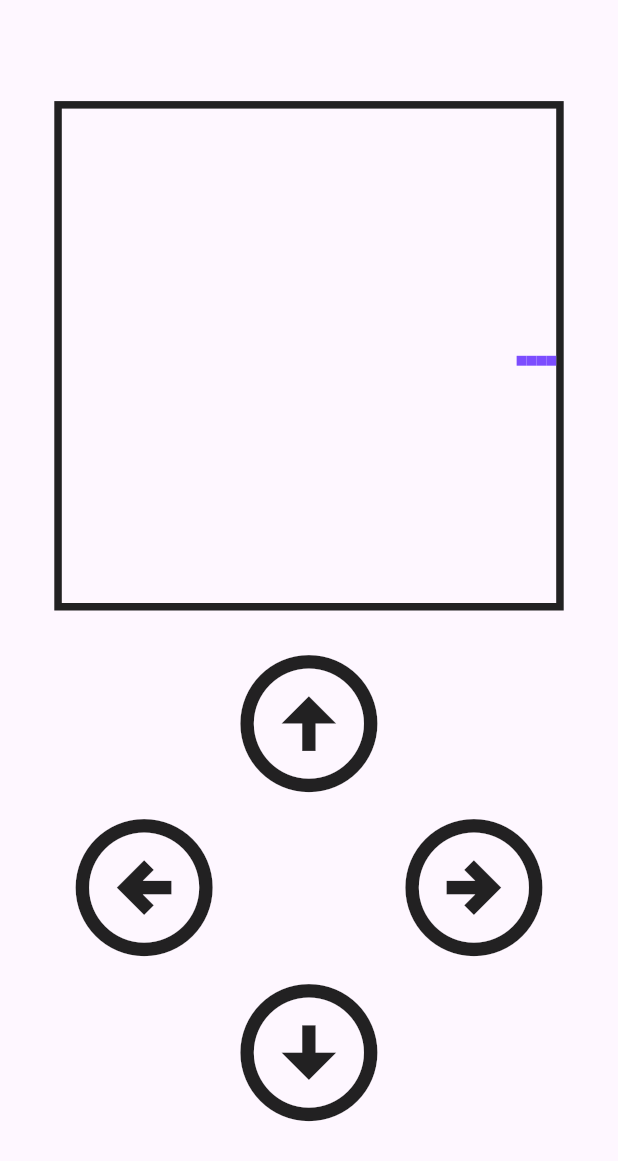
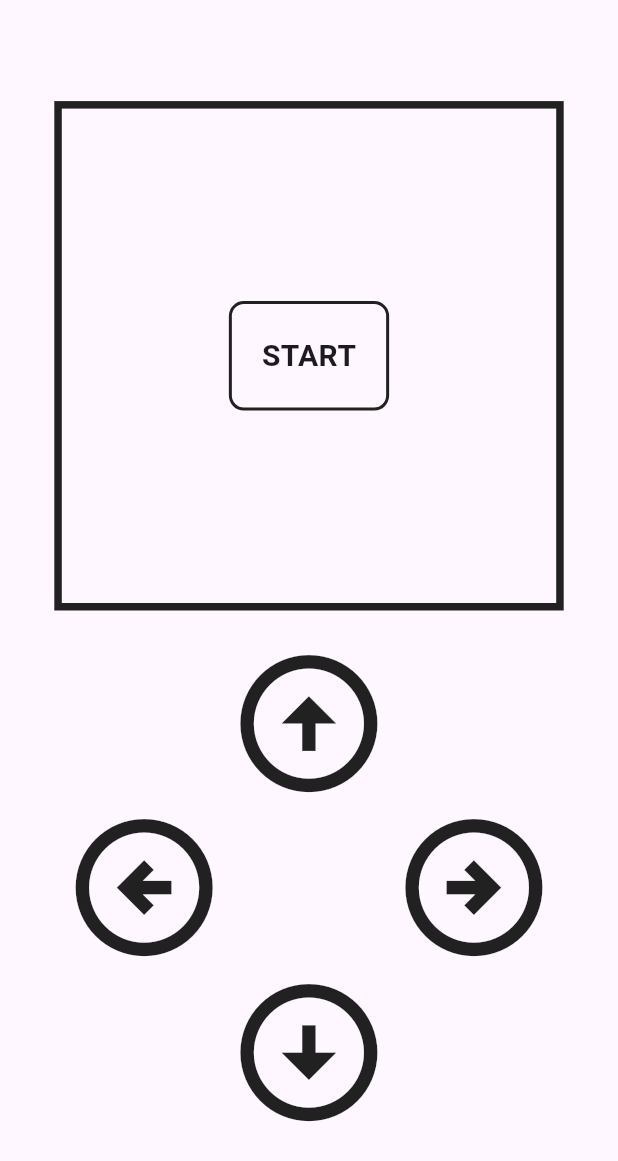
Before and after one commit to EduFranchi/snake, a Flutter app: the screen it shows after launch, on a phone screen of 412 x 824 dp. Shown: the top 1161 px of the screen. Run offline on Flutter 3.47's test engine with Material 3 defaults, Android fonts, the phone set to English and light mode, and no system bars.

Commit message:
Added start button and collision

```diff
--- a/lib/snake.dart
+++ b/lib/snake.dart
@@ -18,10 +18,13 @@ class Snake extends StatefulWidget {
 class _SnakeState extends State<Snake> {
   final int _pixelPerScreen = 50;
   late double _size;
+  bool _isStarted = false;
   bool _screenReady = false;
   DirectionEnum _direction = DirectionEnum.right;
   List<List<Pixel>> _pixelList = [];
-  final List<Pixel> _snakeList = [];
+  List<Pixel> _snakeList = [];
+
+  Timer? _timer;
 
   @override
   void initState() {
@@ -35,6 +38,7 @@ class _SnakeState extends State<Snake> {
   }
 
   void _constructPixelList() {
+    _snakeList = [];
     List<List<Pixel>> list = [];
     for (int x = 0; x < _pixelPerScreen; x++) {
       List<Pixel> listTemp = [];
@@ -80,15 +84,56 @@ class _SnakeState extends State<Snake> {
         posY: initialIndexY.toDouble(),
         typePixelEnum: TypePixelEnum.tail,
       ),
+      Pixel(
+        posX: initialIndexX.toDouble() - 5,
+        posY: initialIndexY.toDouble(),
+        typePixelEnum: TypePixelEnum.tail,
+      ),
+      Pixel(
+        posX: initialIndexX.toDouble() - 6,
+        posY: initialIndexY.toDouble(),
+        typePixelEnum: TypePixelEnum.tail,
+      ),
+      Pixel(
+        posX: initialIndexX.toDouble() - 7,
+        posY: initialIndexY.toDouble(),
+        typePixelEnum: TypePixelEnum.tail,
+      ),
+      Pixel(
+        posX: initialIndexX.toDouble() - 8,
+        posY: initialIndexY.toDouble(),
+        typePixelEnum: TypePixelEnum.tail,
+      ),
+      Pixel(
+        posX: initialIndexX.toDouble() - 9,
+        posY: initialIndexY.toDouble(),
+        typePixelEnum: TypePixelEnum.tail,
+      ),
+      Pixel(
+        posX: initialIndexX.toDouble() - 10,
+        posY: initialIndexY.toDouble(),
+        typePixelEnum: TypePixelEnum.tail,
+      ),
+      Pixel(
+        posX: initialIndexX.toDouble() - 11,
+        posY: initialIndexY.toDouble(),
+        typePixelEnum: TypePixelEnum.tail,
+      ),
     ]);
 
     _screenReady = true;
   }
 
   @override
+  void dispose() {
+    super.dispose();
+    _timer?.cancel();
+  }
+
+  @override
   Widget build(BuildContext context) {
     _size = MediaQuery.of(context).size.width * 0.8;
-    if (!_screenReady) {
+    if (_isStarted && !_screenReady) {
       _constructPixelList();
       _update();
     }
@@ -102,6 +147,7 @@ class _SnakeState extends State<Snake> {
                 size: _size,
                 pixelPerScreen: _pixelPerScreen,
                 pixelList: _pixelList,
+                alternativeBody: _getBodyStart(),
               ),
               const SizedBox(height: 20),
               ControlsWidget(
@@ -119,16 +165,54 @@ class _SnakeState extends State<Snake> {
     );
   }
 
+  Widget? _getBodyStart() {
+    if (!_isStarted) {
+      return Center(
+        child: InkWell(
+          onTap: () {
+            _direction = DirectionEnum.right;
+            _isStarted = true;
+            _screenReady = false;
+            setState(() {});
+          },
+          borderRadius: BorderRadius.circular(10),
+          child: Container(
+            padding: EdgeInsets.all(20),
+            decoration: BoxDecoration(
+              border: Border.all(
+                color: Colors.black87,
+                width: 2,
+              ),
+              borderRadius: BorderRadius.circular(10),
+            ),
+            child: Text(
+              'START',
+              style: TextStyle(
+                fontSize: 20,
+                fontWeight: FontWeight.bold,
+              ),
+            ),
+          ),
+        ),
+      );
+    } else {
+      return null;
+    }
+  }
+
   void _update() {
-    Timer.periodic(
+    _timer = Timer.periodic(
       const Duration(milliseconds: 300),
       (Timer timer) {
         _cleanScreen();
+        _moveSnake();
+        _getCollision();
         _showSnake();
-        _moveSnake();
         setState(() {});
       },
     );
+    print('UUVVAA');
+    print(_timer?.isActive);
   }
 
   void _cleanScreen() {
@@ -220,4 +304,20 @@ class _SnakeState extends State<Snake> {
       return 0;
     }
   }
+
+  void _getCollision() {
+    bool hasCollision = false;
+    for (int i = 1; i < _snakeList.length; i++) {
+      if (_snakeList[0].posX == _snakeList[i].posX &&
+          _snakeList[0].posY == _snakeList[i].posY) {
+        hasCollision = true;
+        break;
+      }
+    }
+
+    if (hasCollision) {
+      _isStarted = false;
+      _timer?.cancel();
+    }
+  }
 }
--- a/lib/widgets/screen_widget.dart
+++ b/lib/widgets/screen_widget.dart
@@ -6,12 +6,14 @@ class ScreenWidget extends StatelessWidget {
   final double size;
   final int pixelPerScreen;
   final List<List<Pixel>> pixelList;
+  final Widget? alternativeBody;
 
   const ScreenWidget({
     super.key,
     required this.size,
     required this.pixelPerScreen,
     required this.pixelList,
+    this.alternativeBody,
   });
 
   @override
@@ -25,10 +27,18 @@ class ScreenWidget extends StatelessWidget {
           width: 5,
         ),
       ),
-      child: Stack(
+      child: _getBody(),
+    );
+  }
+
+  Widget _getBody() {
+    if (alternativeBody != null) {
+      return alternativeBody!;
+    } else {
+      return Stack(
         children: _writePixelList(),
-      ),
-    );
+      );
+    }
   }
 
   List<Widget> _writePixelList() {
```
